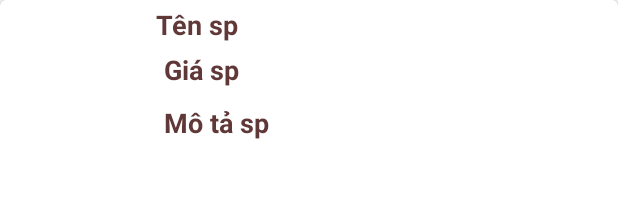
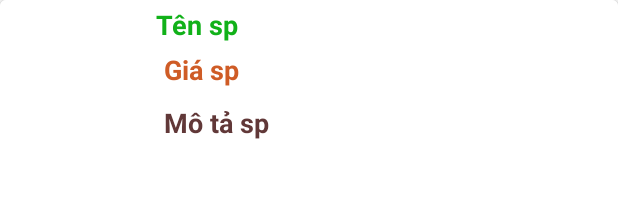
Before and after one commit to DVS912/TTTN, an Android app: the layout line_tuong_go_phong_thuy.xml on its own in the app's theme, with its tools: preview values and no code run, on a phone screen of 412 x 824 dp. Shown: the top 204 px of the screen. Run offline under Robolectric (Android 15) with nearby library versions, the phone set to English and light mode, and no system bars.

Commit message:
commit by DS
Sự kiện click Tượng Gỗ Phong Thủy

```diff
--- a/FineArt_DS/app/src/main/java/com/example/fineart_ds/MainActivity.java
+++ b/FineArt_DS/app/src/main/java/com/example/fineart_ds/MainActivity.java
@@ -125,7 +125,7 @@ public class MainActivity extends AppCompatActivity {
                     case 2:
                         if(CheckConnection.haveNetworkConnection(getApplicationContext())){
                             Intent intent = new Intent(MainActivity.this, TuongGoPhongThuyActivity.class);
-                            intent.putExtra("productTypeID",arrayListProductType.get(position--).getId());
+                            intent.putExtra("product_type_id",arrayListProductType.get(position).getId());
                             startActivity(intent);
                         }else {
                             CheckConnection.showToast(getApplicationContext(), "Vui lòng kiểm tra lại kết nối internet !");
--- a/FineArt_DS/app/src/main/res/layout/activity_main.xml
+++ b/FineArt_DS/app/src/main/res/layout/activity_main.xml
@@ -18,7 +18,7 @@
                 android:id="@+id/homeToolbar"
                 android:layout_width="match_parent"
                 android:layout_height="?attr/actionBarSize"
-                app:title="Trang chính"
+                app:title="Gỗ Mỹ Nghệ VN"
                 android:background="#ff00"></android.support.v7.widget.Toolbar>
             <ViewFlipper
                 android:id="@+id/viewFlipper"
--- a/FineArt_DS/app/src/main/res/layout/line_tuong_go_phong_thuy.xml
+++ b/FineArt_DS/app/src/main/res/layout/line_tuong_go_phong_thuy.xml
@@ -10,6 +10,7 @@
         android:layout_width="match_parent"
         android:layout_height="match_parent">
         <LinearLayout
+            android:background="#fff"
             android:gravity="center"
             android:orientation="horizontal"
             android:layout_width="match_parent"
@@ -28,7 +29,7 @@
                 <TextView
                     android:id="@+id/textViewTuongGoPhongThuy"
                     android:text="Tên sp"
-                    android:textColor="#613838"
+                    android:textColor="#11B119"
                     android:textStyle="bold"
                     android:textSize="18sp"
                     android:layout_width="wrap_content"
@@ -38,7 +39,7 @@
                     android:id="@+id/textViewGiaTuongGo"
                     android:text="Giá sp"
                     android:layout_margin="5dp"
-                    android:textColor="#613838"
+                    android:textColor="#CF5C26"
                     android:textStyle="bold"
                     android:textSize="18sp"
                     android:layout_width="wrap_content"
```
Also changed, not shown: FineArt_DS/app/src/main/java/com/example/fineart_ds/activity/TuongGoPhongThuyActivity.java (+6 -5 lines).
